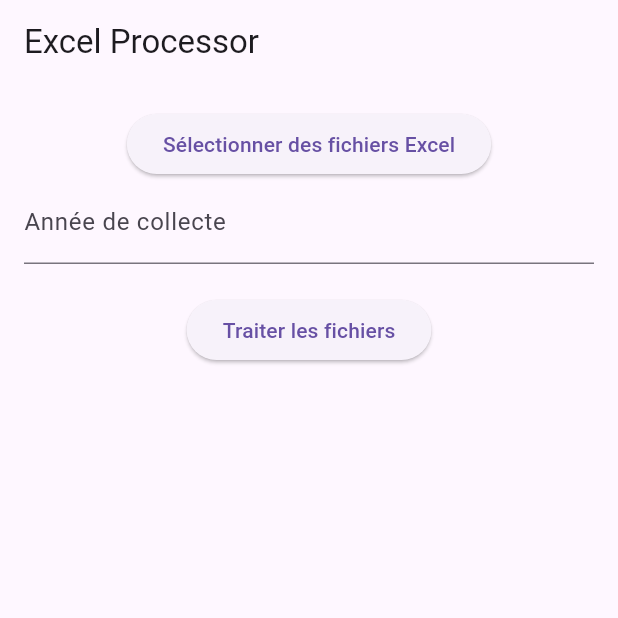
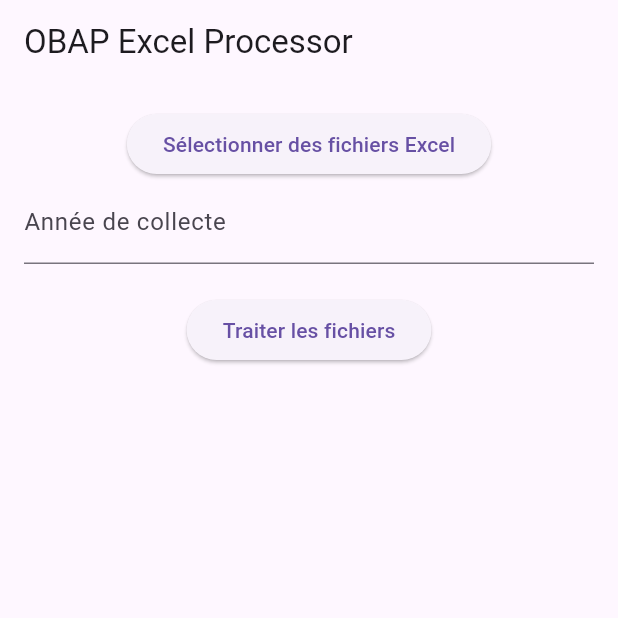
Before and after one commit to alanretailleau/obap, a Flutter app: the screen it shows after launch, on a phone screen of 412 x 824 dp, the top half of it. Run offline on Flutter 3.47's test engine with Material 3 defaults, Android fonts, the phone set to English and light mode, and no system bars; our stand-ins replace file_picker; missing offline and left inert: dart:html, excel.

Commit message:
change title

```diff
--- a/lib/main.dart
+++ b/lib/main.dart
@@ -481,7 +481,7 @@
   Widget build(BuildContext context) {
     return Scaffold(
       appBar: AppBar(
-        title: Text('Excel Processor'),
+        title: Text('OBAP Excel Processor'),
       ),
       body: Padding(
         padding: const EdgeInsets.all(16.0),
```
Also changed, not shown: 1 other file.
